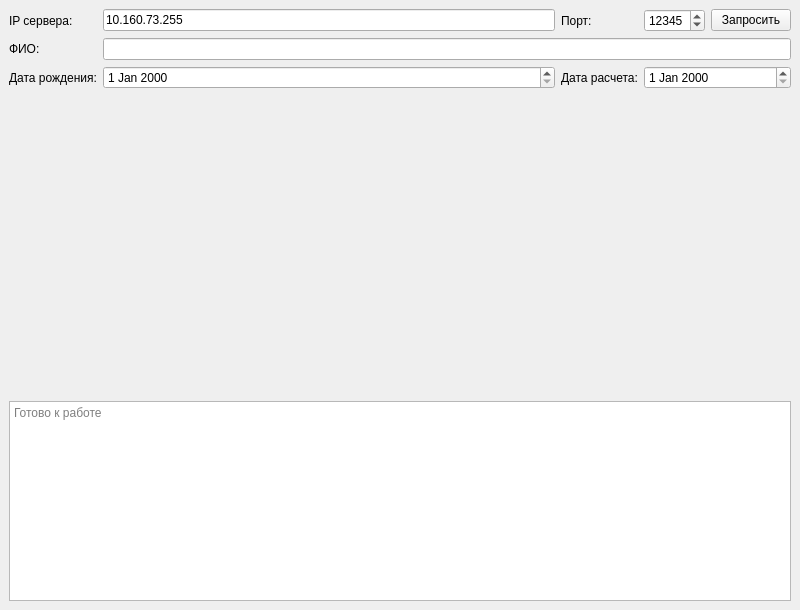
Before: the Qt Designer form bio/biorythmes_client/mainwindow.ui in Marlon2132/HHCrewgroup, drawn with Qt 5.
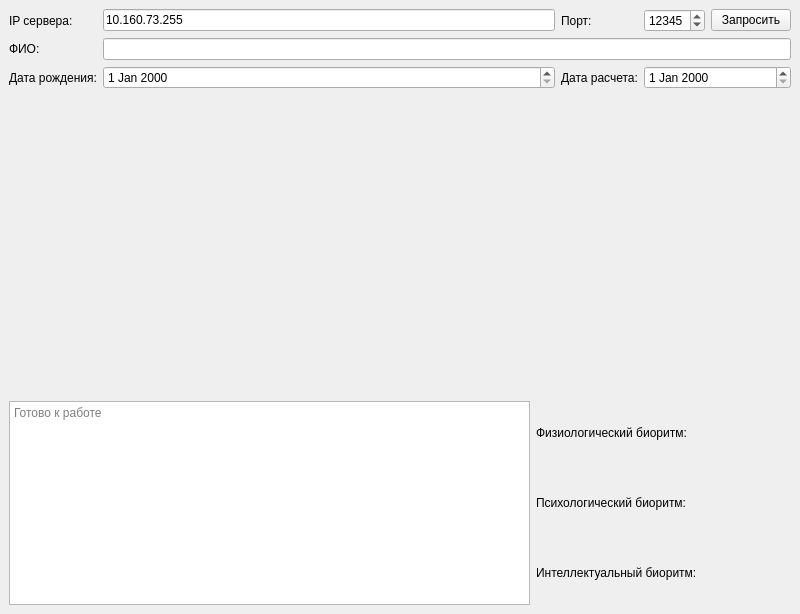
After: the same form once the commit is applied. Custom widgets are drawn as their Qt base class.

Commit message: Добавлен текст в интерфейс, отображающий уровни биоритмов

Diff of the .ui file:
```diff
--- a/bio/biorythmes_client/mainwindow.ui
+++ b/bio/biorythmes_client/mainwindow.ui
@@ -31,11 +31,84 @@
      </widget>
     </item>
     <item>
-     <widget class="QTextEdit" name="statusTEdit">
-      <property name="minimumSize"><size><width>0</width><height>200</height></size></property>
-      <property name="readOnly"><bool>true</bool></property>
-      <property name="placeholderText"><string>Готово к работе</string></property>
-     </widget>
+     <layout class="QGridLayout" name="gridLayout_3">
+      <item row="1" column="0" rowspan="3">
+       <widget class="QTextEdit" name="statusTEdit">
+        <property name="minimumSize">
+         <size>
+          <width>0</width>
+          <height>200</height>
+         </size>
+        </property>
+        <property name="readOnly">
+         <bool>true</bool>
+        </property>
+        <property name="placeholderText">
+         <string>Готово к работе</string>
+        </property>
+       </widget>
+      </item>
+      <item row="2" column="2">
+       <widget class="QLabel" name="psycLabel">
+        <property name="minimumSize">
+         <size>
+          <width>88</width>
+          <height>64</height>
+         </size>
+        </property>
+        <property name="text">
+         <string/>
+        </property>
+       </widget>
+      </item>
+      <item row="3" column="2">
+       <widget class="QLabel" name="intellLabel">
+        <property name="minimumSize">
+         <size>
+          <width>88</width>
+          <height>64</height>
+         </size>
+        </property>
+        <property name="text">
+         <string/>
+        </property>
+       </widget>
+      </item>
+      <item row="1" column="1">
+       <widget class="QLabel" name="phys">
+        <property name="text">
+         <string>Физиологический биоритм: </string>
+        </property>
+       </widget>
+      </item>
+      <item row="2" column="1">
+       <widget class="QLabel" name="psyc">
+        <property name="text">
+         <string>Психологический биоритм:</string>
+        </property>
+       </widget>
+      </item>
+      <item row="3" column="1">
+       <widget class="QLabel" name="intell">
+        <property name="text">
+         <string>Интеллектуальный биоритм:</string>
+        </property>
+       </widget>
+      </item>
+      <item row="1" column="2">
+       <widget class="QLabel" name="physLabel">
+        <property name="minimumSize">
+         <size>
+          <width>88</width>
+          <height>64</height>
+         </size>
+        </property>
+        <property name="text">
+         <string/>
+        </property>
+       </widget>
+      </item>
+     </layout>
     </item>
    </layout>
   </widget>
```
Left out of the diff: 96 changed lines with no effect on the pictures. The commit also changes 2 other files.
